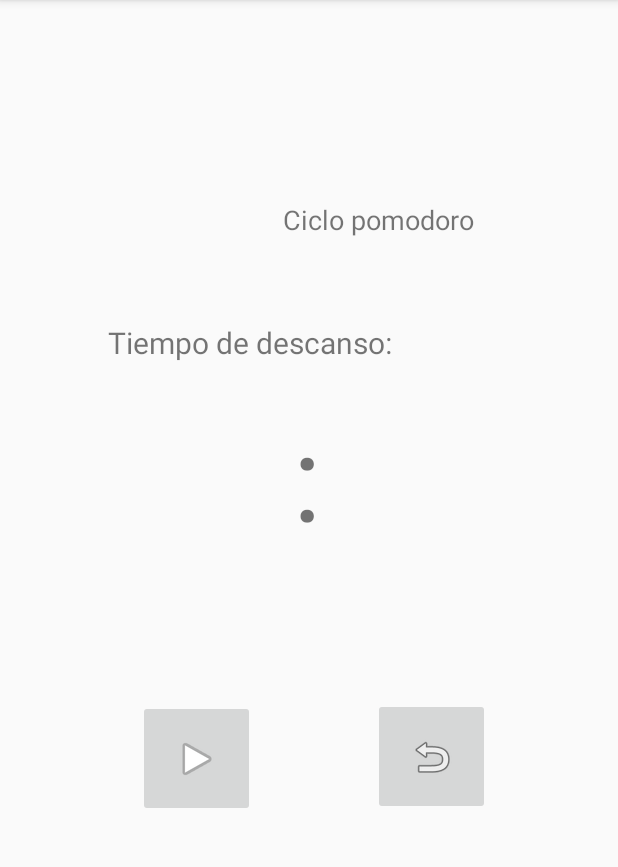
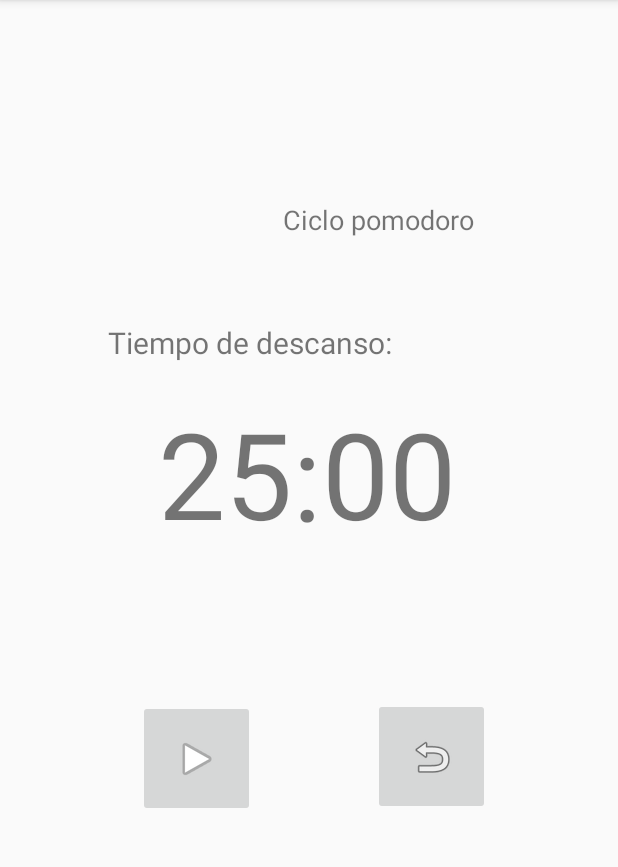
Before and after one commit to yorkosantillana/lab3g6, an Android app: the screen it shows after launch (MainActivity), on a phone screen of 412 x 824 dp, the part 84-951 px from its top. Run offline under Robolectric (Android 15) with nearby library versions, the phone set to English and light mode, and no system bars.

Commit message:
Areglando contadores 3.

```diff
--- a/app/src/main/java/pe/edu/pucp/tel306/MainActivity.java
+++ b/app/src/main/java/pe/edu/pucp/tel306/MainActivity.java
@@ -6,6 +6,8 @@ import androidx.lifecycle.ViewModelProvider;
 
 import android.os.Bundle;
 import android.view.View;
+import android.widget.Button;
+import android.widget.ImageButton;
 import android.widget.TextView;
 
 import pe.edu.pucp.tel306.ViewModels.ContadorMainMin;
@@ -67,6 +69,21 @@ public class MainActivity extends AppCompatActivity {
         ContadorMainMin contadorViewModel2 = viewModelProvider2.get(ContadorMainMin.class);
         contadorViewModel2.iniciarContador2();
 
+        ImageButton botonPlay = findViewById(R.id.imageButton);
+        botonPlay.setVisibility(View.INVISIBLE);
+
+        ImageButton botonPausa = findViewById(R.id.imageButton4);
+        botonPausa.setVisibility(View.VISIBLE);
+
+
+
+    }
+
+
+    public void botonPausa(View view){
+
+
+
 
 
 
--- a/app/src/main/res/layout/activity_main.xml
+++ b/app/src/main/res/layout/activity_main.xml
@@ -23,6 +23,7 @@
         android:id="@+id/contador2"
         android:layout_width="wrap_content"
         android:layout_height="wrap_content"
+        android:text="25"
         android:textSize="80sp"
         app:layout_constraintBottom_toBottomOf="parent"
         app:layout_constraintHorizontal_bias="0.327"
@@ -35,6 +36,7 @@
         android:id="@+id/contador3"
         android:layout_width="wrap_content"
         android:layout_height="wrap_content"
+        android:text="00"
         android:textSize="80sp"
         app:layout_constraintBottom_toBottomOf="parent"
         app:layout_constraintHorizontal_bias="0.666"
@@ -102,4 +104,16 @@
         app:layout_constraintVertical_bias="0.674"
         app:srcCompat="@android:drawable/ic_menu_revert" />
 
+    <ImageButton
+        android:id="@+id/imageButton4"
+        android:layout_width="78dp"
+        android:layout_height="78dp"
+        android:layout_marginStart="92dp"
+        android:visibility="invisible"
+        app:layout_constraintBottom_toBottomOf="parent"
+        app:layout_constraintStart_toStartOf="parent"
+        app:layout_constraintTop_toTopOf="parent"
+        app:layout_constraintVertical_bias="0.674"
+        app:srcCompat="@android:drawable/ic_media_pause" />
+
 </androidx.constraintlayout.widget.ConstraintLayout>
```
